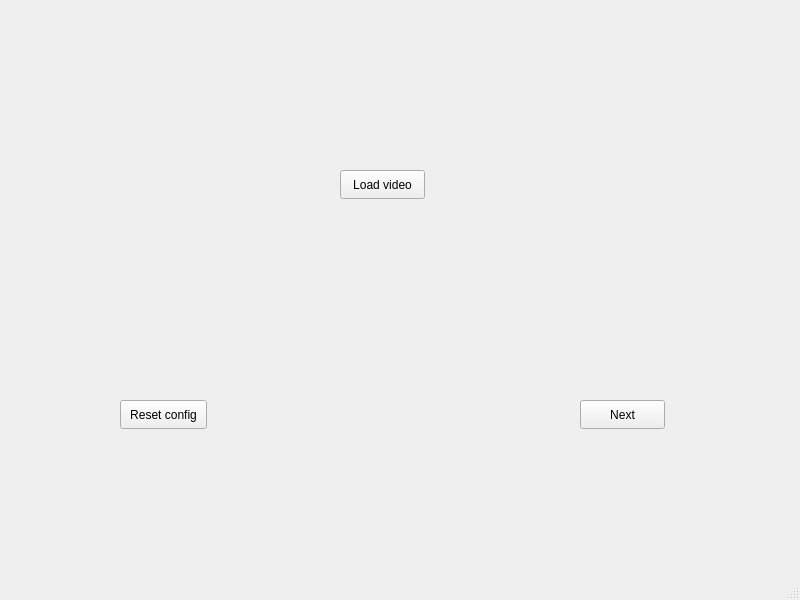
Old version of the form video_summary/templates/MainWindow.ui in the repository seekever/VideoSummary.
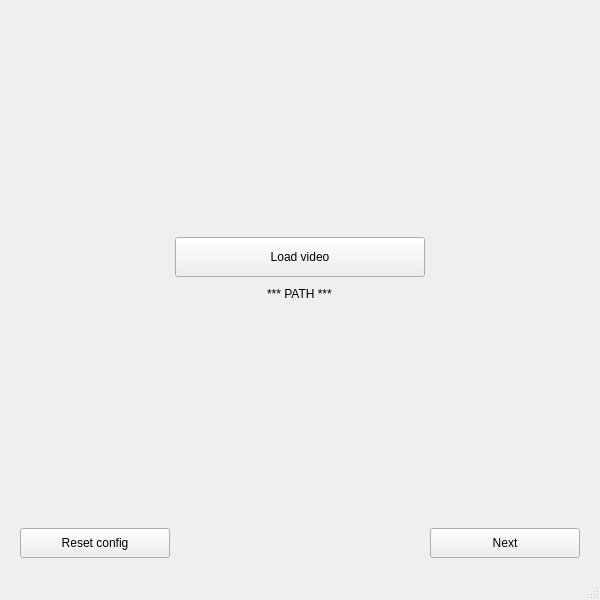
New version of the form.

Patch:
```diff
--- a/video_summary/templates/MainWindow.ui
+++ b/video_summary/templates/MainWindow.ui
@@ -6,7 +6,7 @@
    <rect>
     <x>0</x>
     <y>0</y>
-    <width>800</width>
+    <width>600</width>
     <height>600</height>
    </rect>
   </property>
@@ -14,45 +14,151 @@
    <string>MainWindow</string>
   </property>
   <widget class="QWidget" name="centralwidget">
-   <widget class="QPushButton" name="loadVideoButton">
-    <property name="geometry">
-     <rect>
-      <x>340</x>
-      <y>170</y>
-      <width>85</width>
-      <height>29</height>
-     </rect>
+   <layout class="QVBoxLayout" name="verticalLayout_3">
+    <property name="spacing">
+     <number>10</number>
     </property>
-    <property name="text">
-     <string>Load video</string>
+    <property name="leftMargin">
+     <number>20</number>
     </property>
-   </widget>
-   <widget class="QPushButton" name="nextButton">
-    <property name="geometry">
-     <rect>
-      <x>580</x>
-      <y>400</y>
-      <width>85</width>
-      <height>29</height>
-     </rect>
+    <property name="topMargin">
+     <number>20</number>
     </property>
-    <property name="text">
-     <string>Next</string>
+    <property name="rightMargin">
+     <number>20</number>
     </property>
-   </widget>
-   <widget class="QPushButton" name="resetButton">
-    <property name="geometry">
-     <rect>
-      <x>120</x>
-      <y>400</y>
-      <width>87</width>
-      <height>29</height>
-     </rect>
+    <property name="bottomMargin">
+     <number>20</number>
     </property>
-    <property name="text">
-     <string>Reset config</string>
-    </property>
-   </widget>
+    <item>
+     <spacer name="verticalSpacer">
+      <property name="orientation">
+       <enum>Qt::Vertical</enum>
+      </property>
+      <property name="sizeType">
+       <enum>QSizePolicy::MinimumExpanding</enum>
+      </property>
+      <property name="sizeHint" stdset="0">
+       <size>
+        <width>0</width>
+        <height>10</height>
+       </size>
+      </property>
+     </spacer>
+    </item>
+    <item alignment="Qt::AlignHCenter">
+     <widget class="QPushButton" name="loadVideoButton">
+      <property name="minimumSize">
+       <size>
+        <width>250</width>
+        <height>40</height>
+       </size>
+      </property>
+      <property name="maximumSize">
+       <size>
+        <width>250</width>
+        <height>40</height>
+       </size>
+      </property>
+      <property name="text">
+       <string>Load video</string>
+      </property>
+     </widget>
+    </item>
+    <item alignment="Qt::AlignHCenter">
+     <widget class="QLabel" name="originalVideoPathLabel">
+      <property name="sizePolicy">
+       <sizepolicy hsizetype="Maximum" vsizetype="Maximum">
+        <horstretch>0</horstretch>
+        <verstretch>0</verstretch>
+       </sizepolicy>
+      </property>
+      <property name="text">
+       <string>*** PATH ***</string>
+      </property>
+     </widget>
+    </item>
+    <item>
+     <spacer name="verticalSpacer_2">
+      <property name="orientation">
+       <enum>Qt::Vertical</enum>
+      </property>
+      <property name="sizeType">
+       <enum>QSizePolicy::MinimumExpanding</enum>
+      </property>
+      <property name="sizeHint" stdset="0">
+       <size>
+        <width>0</width>
+        <height>10</height>
+       </size>
+      </property>
+     </spacer>
+    </item>
+    <item>
+     <layout class="QHBoxLayout" name="horizontalLayout_3">
+      <item>
+       <widget class="QPushButton" name="resetButton">
+        <property name="minimumSize">
+         <size>
+          <width>150</width>
+          <height>30</height>
+         </size>
+        </property>
+        <property name="maximumSize">
+         <size>
+          <width>150</width>
+          <height>30</height>
+         </size>
+        </property>
+        <property name="text">
+         <string>Reset config</string>
+        </property>
+       </widget>
+      </item>
+      <item>
+       <spacer name="horizontalSpacer">
+        <property name="orientation">
+         <enum>Qt::Horizontal</enum>
+        </property>
+        <property name="sizeHint" stdset="0">
+         <size>
+          <width>40</width>
+          <height>20</height>
+         </size>
+        </property>
+       </spacer>
+      </item>
+      <item>
+       <widget class="QPushButton" name="nextButton">
+        <property name="enabled">
+         <bool>true</bool>
+        </property>
+        <property name="sizePolicy">
+         <sizepolicy hsizetype="Minimum" vsizetype="Minimum">
+          <horstretch>0</horstretch>
+          <verstretch>0</verstretch>
+         </sizepolicy>
+        </property>
+        <property name="minimumSize">
+         <size>
+          <width>150</width>
+          <height>30</height>
+         </size>
+        </property>
+        <property name="maximumSize">
+         <size>
+          <width>150</width>
+          <height>30</height>
+         </size>
+        </property>
+        <property name="text">
+         <string>Next</string>
+        </property>
+       </widget>
+      </item>
+     </layout>
+    </item>
+   </layout>
   </widget>
   <widget class="QMenuBar" name="menubar">
    <property name="geometry">
```
Left out of the diff: 2 changed lines with no effect on the pictures.
